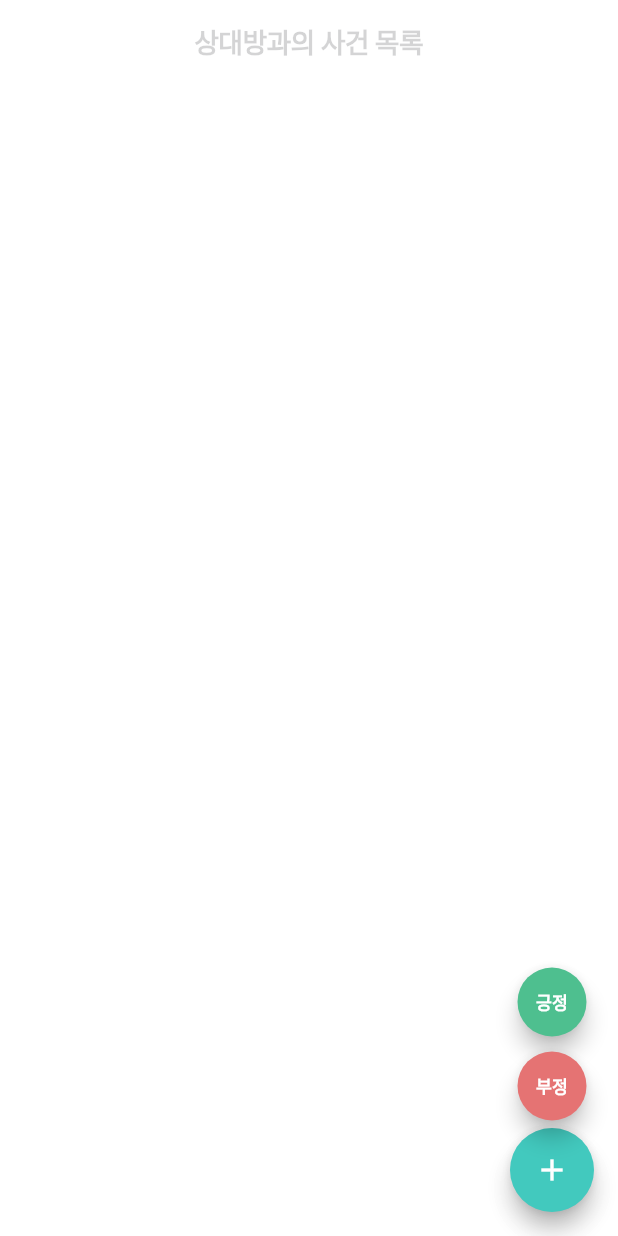
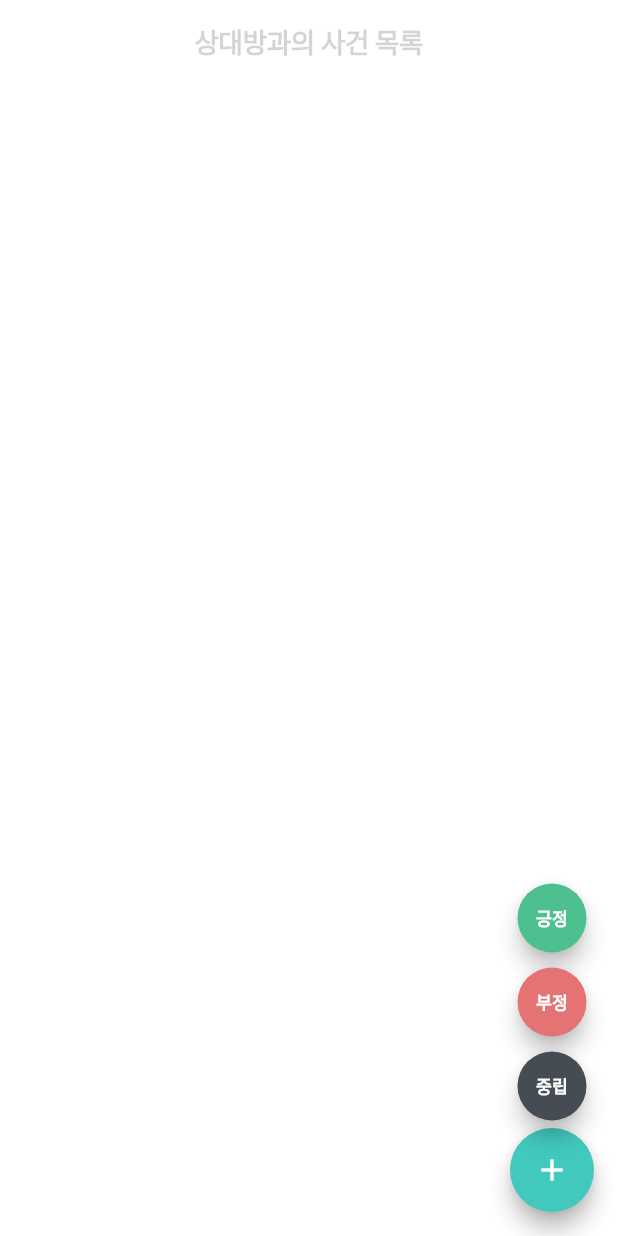
Before and after one commit to yunjunghun0116/maeumtoktok, a Flutter app: the IssueScreen screen opened directly, after a tap on the "add" icon, on a phone screen of 412 x 824 dp. Run offline on Flutter 3.47's test engine with Material 3 defaults, Android fonts, the phone set to English and light mode, and no system bars; drawn by our look-alikes of flutter_speed_dial; our stand-ins replace another_flushbar, cloud_firestore, firebase_core, firebase_storage, image_picker, shared_preferences; missing offline and left inert: bcrypt, encrypt, langchain, langchain_openai; accounts and stored records are empty; generated files the repository leaves out were written again.

Commit message:
feat: 사건 종류 중 중립 사건 추가

```diff
--- a/lib/features/target_issue/domain/entities/issue_type.dart
+++ b/lib/features/target_issue/domain/entities/issue_type.dart
@@ -1,9 +1,21 @@
+import 'package:app/shared/constants/app_colors.dart';
+import 'package:flutter/material.dart';
+
 enum IssueType {
   positive("긍정", "positive"),
-  negative("부정", "negative");
+  negative("부정", "negative"),
+  normal("중립", "normal");
 
   final String name;
   final String type;
 
   const IssueType(this.name, this.type);
+
+  static Map<IssueType, Color> _colorMap = {
+    IssueType.positive: AppColors.okColor,
+    IssueType.negative: AppColors.noColor,
+    IssueType.normal: AppColors.fontGray600Color,
+  };
+
+  Color get color => _colorMap[this]!;
 }
--- a/lib/features/target_issue/presentation/screens/issue_screen.dart
+++ b/lib/features/target_issue/presentation/screens/issue_screen.dart
@@ -77,10 +77,14 @@ class _IssueScreenState extends State<IssueScreen> {
                 [
                   ...controller.positiveIssues,
                   ...controller.negativeIssues,
-                ].map((issue) => getIssueCard(issue)).toList(),
+                ].map((issue) => getIssueCard(issue: issue)).toList(),
           ),
           floatingActionButton: SpeedDial(
-            children: [getActionChild(IssueType.negative), getActionChild(IssueType.positive)],
+            children: [
+              getActionChild(issueType: IssueType.normal),
+              getActionChild(issueType: IssueType.negative),
+              getActionChild(issueType: IssueType.positive),
+            ],
             icon: Icons.add,
             backgroundColor: AppColors.mainColor,
             foregroundColor: AppColors.whiteColor,
@@ -90,7 +94,7 @@ class _IssueScreenState extends State<IssueScreen> {
     );
   }
 
-  Widget getIssueCard(TargetIssue issue) {
+  Widget getIssueCard({required TargetIssue issue}) {
     return GestureDetector(
       onTap: () => _updateDialog(issue),
       child: Container(
@@ -98,10 +102,7 @@ class _IssueScreenState extends State<IssueScreen> {
         padding: const EdgeInsets.all(16),
         width: double.infinity,
         decoration: BoxDecoration(
-          border: Border.all(
-            color: issue.issueType == IssueType.positive ? AppColors.okColor : AppColors.noColor,
-            width: 2,
-          ),
+          border: Border.all(color: issue.issueType.color, width: 2),
           borderRadius: BorderRadius.circular(10),
         ),
         child: Row(
@@ -114,14 +115,14 @@ class _IssueScreenState extends State<IssueScreen> {
     );
   }
 
-  SpeedDialChild getActionChild(IssueType issueType) {
+  SpeedDialChild getActionChild({required IssueType issueType}) {
     return SpeedDialChild(
       onTap: () => _createDialog(issueType),
       child: Text(
         issueType.name,
         style: TextStyle(color: AppColors.whiteColor, fontWeight: FontWeight.bold, fontSize: 14, height: 20 / 14),
       ),
-      backgroundColor: issueType == IssueType.positive ? AppColors.okColor : AppColors.noColor,
+      backgroundColor: issueType.color,
       shape: CircleBorder(),
     );
   }
```
Also changed, not shown: lib/features/chat/domain/entities/chat.g.dart, lib/features/target_issue/data/models/create_issue_dto.g.dart, lib/features/target_issue/domain/entities/target_issue.g.dart.
